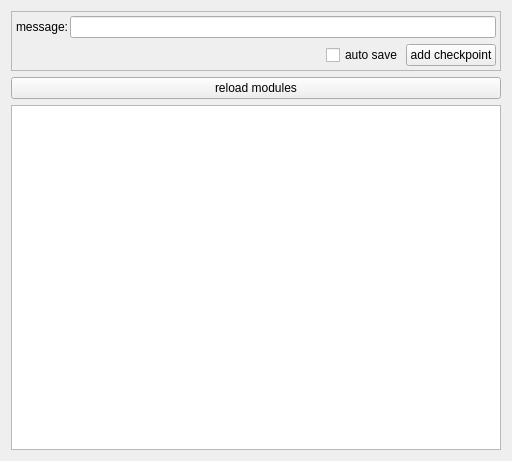
mellowed100/Krita-Document-Version-Manager, file version_manager/qt_docker_widget_ui.ui: the form before one commit.
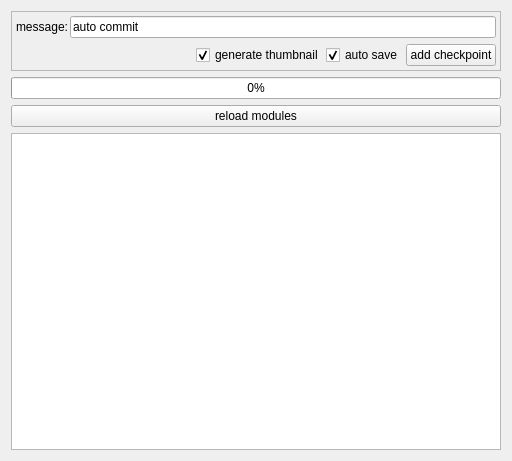
The form after the commit.

The edit to the form file:
```diff
--- a/version_manager/qt_docker_widget_ui.ui
+++ b/version_manager/qt_docker_widget_ui.ui
@@ -70,7 +70,11 @@
           </widget>
          </item>
          <item>
-          <widget class="QLineEdit" name="checkpoint_msg"/>
+          <widget class="QLineEdit" name="checkpoint_msg">
+           <property name="text">
+            <string>auto commit</string>
+           </property>
+          </widget>
          </item>
         </layout>
        </widget>
@@ -106,17 +110,30 @@
            </property>
            <property name="sizeHint" stdset="0">
             <size>
-             <width>282</width>
+             <width>134</width>
              <height>20</height>
             </size>
            </property>
           </spacer>
          </item>
+         <item>
+          <widget class="QCheckBox" name="generate_thumbnail">
+           <property name="text">
+            <string>generate thumbnail</string>
+           </property>
+           <property name="checked">
+            <bool>true</bool>
+           </property>
+          </widget>
+         </item>
          <item>
           <widget class="QCheckBox" name="autosave">
            <property name="text">
             <string>auto save</string>
            </property>
+           <property name="checked">
+            <bool>true</bool>
+           </property>
           </widget>
          </item>
          <item>
@@ -132,6 +149,25 @@
      </layout>
     </widget>
    </item>
+   <item>
+    <widget class="QProgressBar" name="progress_bar">
+     <property name="sizePolicy">
+      <sizepolicy hsizetype="Expanding" vsizetype="Minimum">
+       <horstretch>0</horstretch>
+       <verstretch>0</verstretch>
+      </sizepolicy>
+     </property>
+     <property name="minimumSize">
+      <size>
+       <width>0</width>
+       <height>10</height>
+      </size>
+     </property>
+     <property name="value">
+      <number>0</number>
+     </property>
+    </widget>
+   </item>
    <item>
     <widget class="QPushButton" name="reload_modules_widget">
      <property name="text">
```
